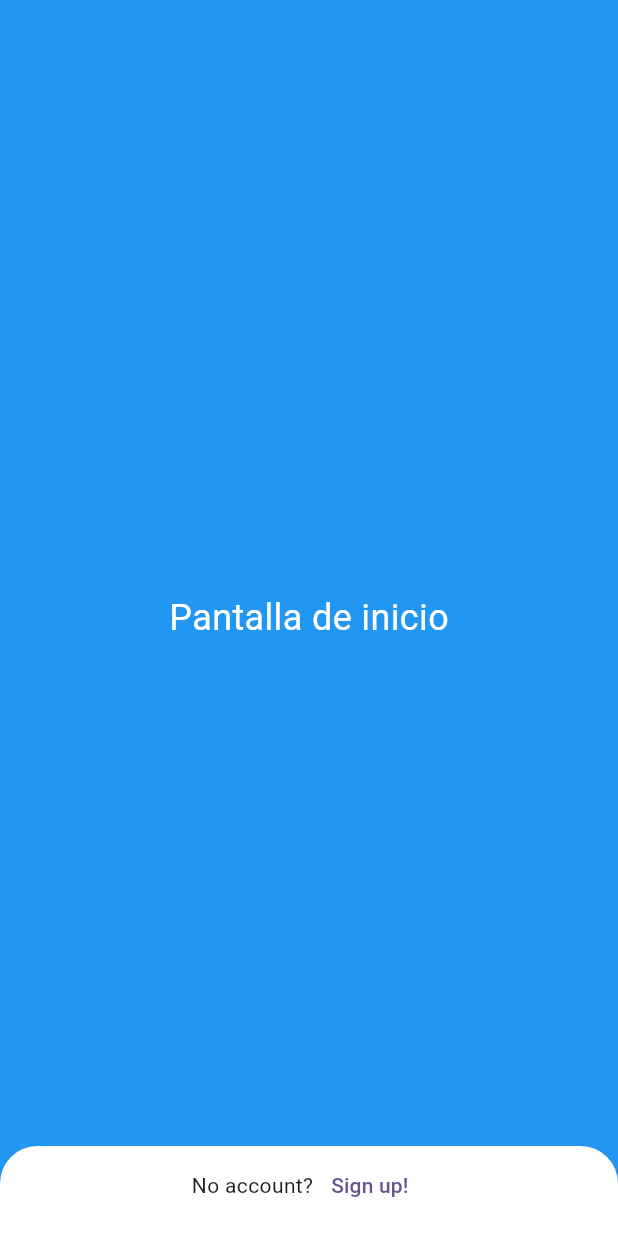
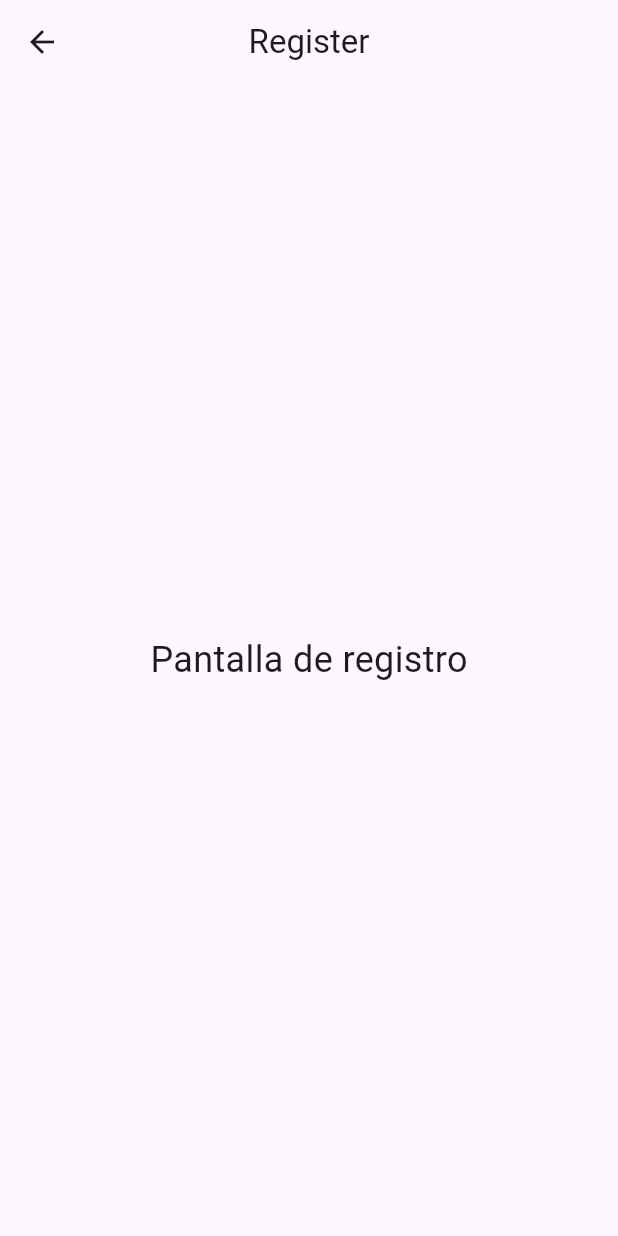
Before and after one commit to jmpt21/advisory_app, a Flutter app: the screen it shows after launch, scrolled down 274 dp, after a tap on "Sign up!", on a phone screen of 412 x 824 dp. Run offline on Flutter 3.47's test engine with Material 2 defaults, Android fonts, the phone set to English and light mode, and no system bars; our stand-ins replace go_router.

Commit message:
Router configuration.

```diff
--- /dev/null
+++ b/lib/config/go_router_config.dart
@@ -0,0 +1,16 @@
+import 'package:advisory_app/views/home_screen.dart';
+import 'package:advisory_app/views/register_screen.dart';
+import 'package:go_router/go_router.dart';
+
+final routerConfig = GoRouter(initialLocation: '/', routes: [
+  GoRoute(
+    path: '/',
+    name: HomeScreen.routeName,
+    builder: (context, state) => const HomeScreen(),
+  ),
+  GoRoute(
+    path: '/login',
+    name: RegisterScreen.routeName,
+    builder: (context, state) => const RegisterScreen(),
+  ),
+]);
--- a/lib/main.dart
+++ b/lib/main.dart
@@ -1,4 +1,4 @@
-import 'package:advisory_app/views/home_screen.dart';
+import 'package:advisory_app/config/go_router_config.dart';
 import 'package:flutter/material.dart';
 
 void main() {
@@ -10,13 +10,13 @@ class MyApp extends StatelessWidget {
 
   @override
   Widget build(BuildContext context) {
-    return MaterialApp(
+    return MaterialApp.router(
+      routerConfig: routerConfig,
       title: 'Advisory App - ITSCH',
       theme: ThemeData(
         colorScheme: ColorScheme.fromSeed(seedColor: Colors.deepPurple),
         useMaterial3: true,
       ),
-      home: const HomeScreen(),
     );
   }
 }
--- a/lib/views/home_screen.dart
+++ b/lib/views/home_screen.dart
@@ -3,6 +3,7 @@ import 'package:flutter/material.dart';
 import 'package:flutter/services.dart';
 
 class HomeScreen extends StatefulWidget {
+  static const String routeName = '/home_screen';
   const HomeScreen({super.key});
 
   @override
--- a/lib/views/login_screen.dart
+++ b/lib/views/login_screen.dart
@@ -1,5 +1,7 @@
 import 'dart:math';
+import 'package:advisory_app/views/register_screen.dart';
 import 'package:flutter/material.dart';
+import 'package:go_router/go_router.dart';
 
 class LoginScreen extends StatelessWidget {
   final bool isDown;
@@ -49,8 +51,11 @@ class LoginScreen extends StatelessWidget {
           SizedBox(
               width: double.infinity,
               height: 55,
-              child:
-                  FilledButton(onPressed: () {}, child: const Text('Log in'))),
+              child: FilledButton(
+                  onPressed: () {
+
+                  },
+                  child: const Text('Log in'))),
           const SizedBox(height: 10),
           Row(
             mainAxisAlignment: MainAxisAlignment.center,
@@ -58,7 +63,7 @@ class LoginScreen extends StatelessWidget {
               const Text('No account?'),
               TextButton(
                   onPressed: () {
-                    //context.pushNamed(RegisterScreen.routeName);
+                    context.pushNamed(RegisterScreen.routeName);
                   },
                   child: const Text('Sign up!')),
             ],
--- /dev/null
+++ b/lib/views/register_screen.dart
@@ -0,0 +1,24 @@
+import 'package:flutter/material.dart';
+
+class RegisterScreen extends StatelessWidget {
+  static const String routeName = '/register_screen';
+  const RegisterScreen({super.key});
+
+  @override
+  Widget build(BuildContext context) {
+    return Scaffold(
+      appBar: AppBar(
+        title: const Text('Register'),
+        centerTitle: true,
+      ),
+      body: const Center(
+        child: Text(
+          'Pantalla de registro',
+          style: TextStyle(
+            fontSize: 24.0
+          ),
+        ),
+      ),
+    );
+  }
+}
--- a/pubspec.yaml
+++ b/pubspec.yaml
@@ -35,6 +35,7 @@ dependencies:
   # The following adds the Cupertino Icons font to your application.
   # Use with the CupertinoIcons class for iOS style icons.
   cupertino_icons: ^1.0.2
+  go_router: ^11.0.0
 
 dev_dependencies:
   flutter_test:
```
Also changed, not shown: pubspec.lock.
